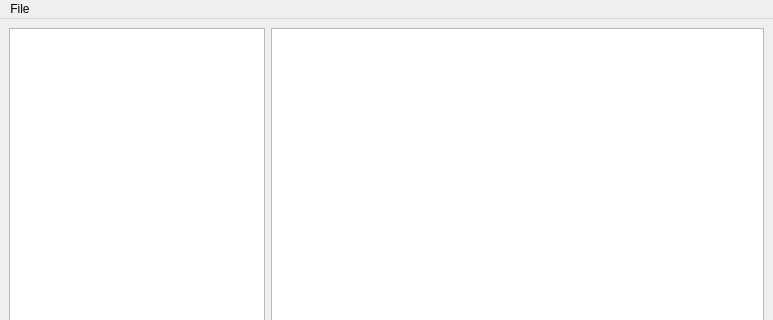
This is src/CrashAnalyzer/ui/main_window.ui in monal-im/DebugTools as Qt 5 draws it before an edit; both pictures show x 0 to 773 and y 0 to 320 of the 773 by 627 pixel window. The edited form follows.
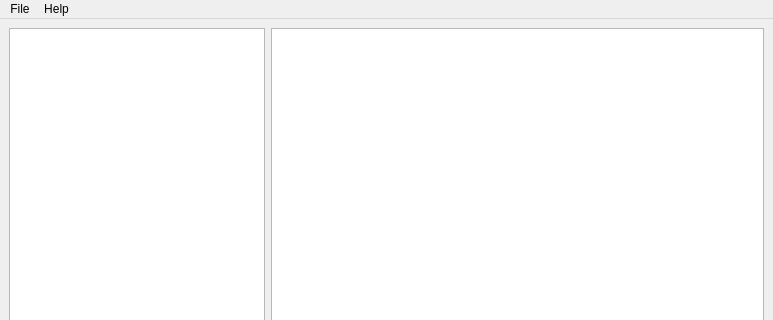
This is the edited form.

Commit message: Add about menu to crash analyzer

Patch:
```diff
--- a/src/CrashAnalyzer/ui/main_window.ui
+++ b/src/CrashAnalyzer/ui/main_window.ui
@@ -54,7 +54,7 @@
      <x>0</x>
      <y>0</y>
      <width>773</width>
-     <height>27</height>
+     <height>18</height>
     </rect>
    </property>
    <widget class="QMenu" name="menuFile">
@@ -68,7 +68,14 @@
     <addaction name="separator"/>
     <addaction name="uiAction_close"/>
    </widget>
+   <widget class="QMenu" name="menuHelp">
+    <property name="title">
+     <string>Help</string>
+    </property>
+    <addaction name="uiAction_about"/>
+   </widget>
    <addaction name="menuFile"/>
+   <addaction name="menuHelp"/>
   </widget>
   <widget class="QStatusBar" name="uiStatusbar_statusbar">
    <property name="enabled">
```
Left out of the diff: 8 changed lines with no effect on the pictures. The commit also changes 4 other files.
